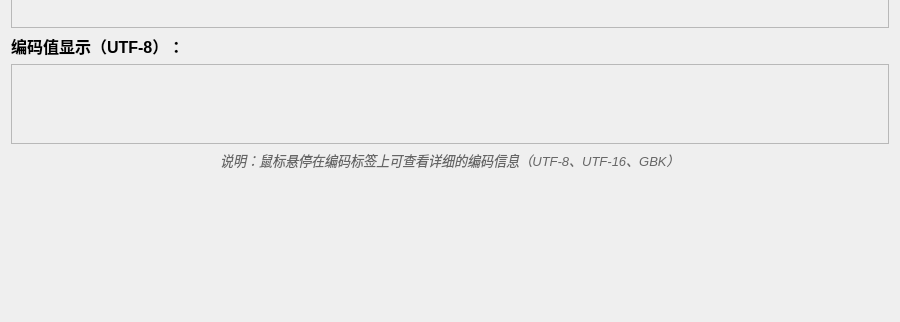
Above: widget.ui from Riustina/Coder before the change; both pictures show x 0 to 900 and y 328 to 650 of the 900 by 650 pixel window. Below: the same form after it.
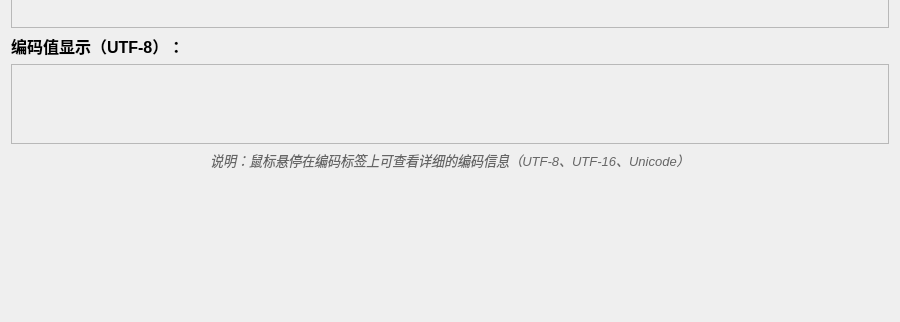
That is the form after the change.

```diff
--- a/widget.ui
+++ b/widget.ui
@@ -206,7 +206,7 @@
    <item>
     <widget class="QLabel" name="instructionLabel">
      <property name="text">
-      <string>说明：鼠标悬停在编码标签上可查看详细的编码信息（UTF-8、UTF-16、GBK）</string>
+      <string>说明：鼠标悬停在编码标签上可查看详细的编码信息（UTF-8、UTF-16、Unicode）</string>
      </property>
      <property name="font">
       <font>
```
